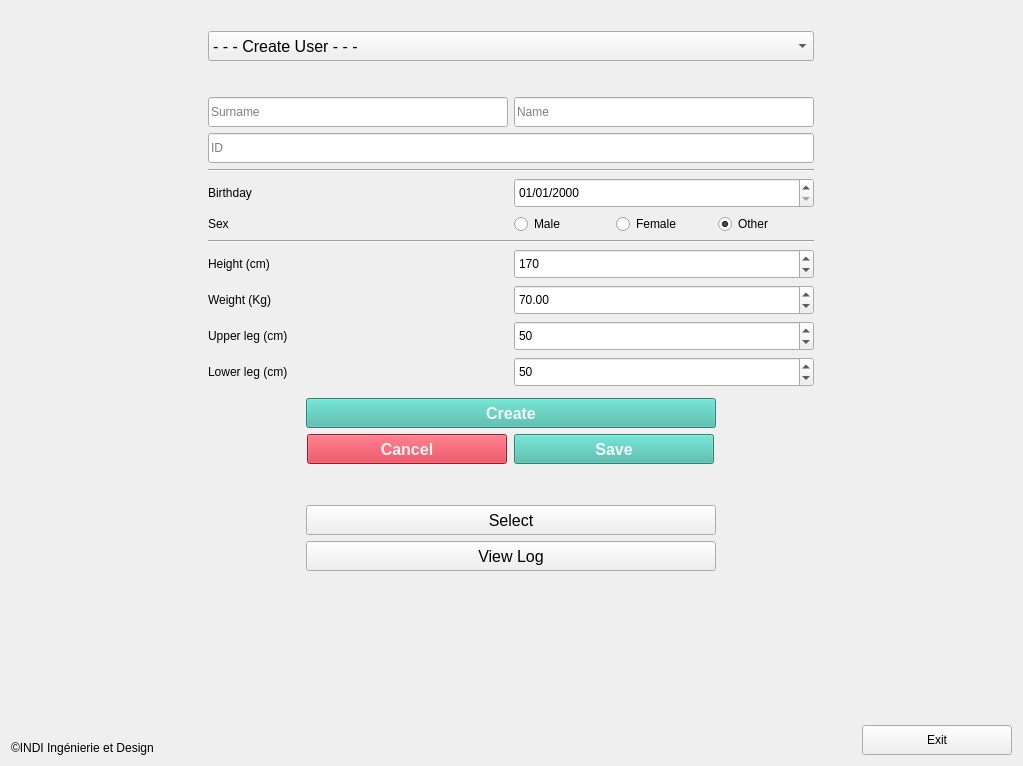
Before: the Qt Designer form src/gui_pkg/include/gui_pkg/select_user_form.ui in cristianbass01/GUI_robotic_exoskeleton, drawn with Qt 5.
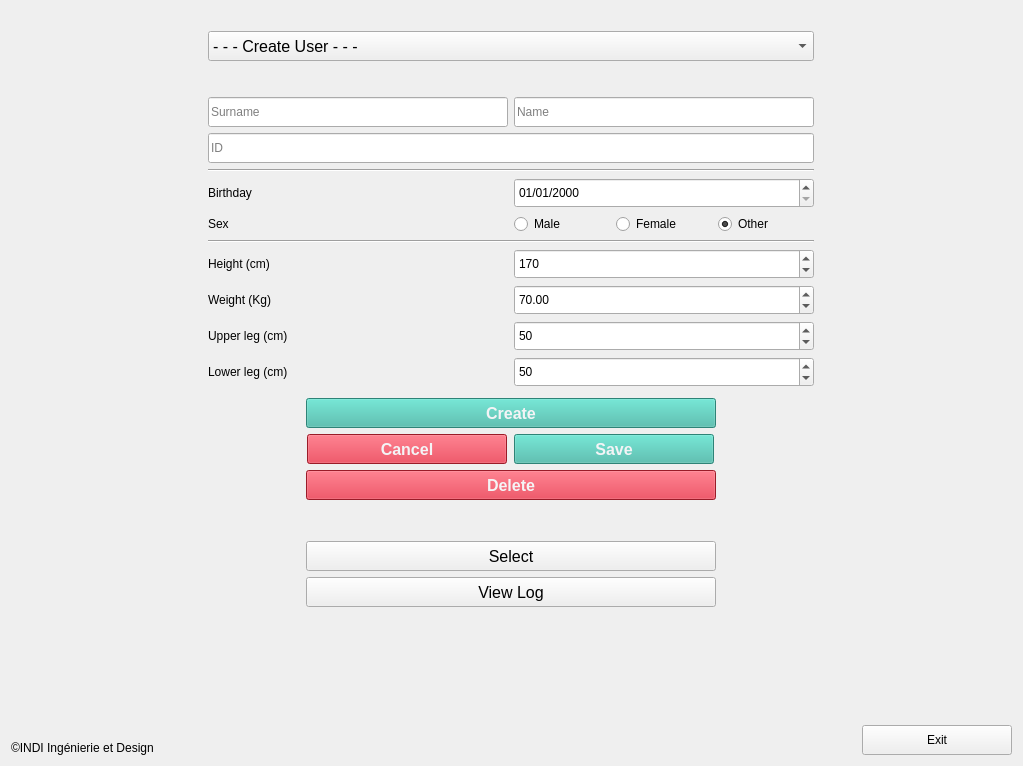
After: the same form once the commit is applied. Icons and pictures are not drawn.

What changed in the file:
```diff
--- a/src/gui_pkg/include/gui_pkg/select_user_form.ui
+++ b/src/gui_pkg/include/gui_pkg/select_user_form.ui
@@ -14,7 +14,7 @@
    <string>Form</string>
   </property>
   <property name="styleSheet">
-   <string notr="true">QPushButton#BT_cancel{
+   <string notr="true">QPushButton#BT_cancel, QPushButton#BT_delete{
 	background-color:#D72638;
 	color:#F4F4F6;
 	font-weight:600
@@ -611,6 +611,30 @@
                </item>
               </layout>
              </item>
+             <item>
+              <widget class="QPushButton" name="BT_delete">
+               <property name="minimumSize">
+                <size>
+                 <width>0</width>
+                 <height>30</height>
+                </size>
+               </property>
+               <property name="maximumSize">
+                <size>
+                 <width>410</width>
+                 <height>16777215</height>
+                </size>
+               </property>
+               <property name="font">
+                <font>
+                 <pointsize>12</pointsize>
+                </font>
+               </property>
+               <property name="text">
+                <string>Delete</string>
+               </property>
+              </widget>
+             </item>
              <item>
               <spacer name="verticalSpacer_3">
                <property name="orientation">
```
Left out of the diff: 2 changed lines with no effect on the pictures.
